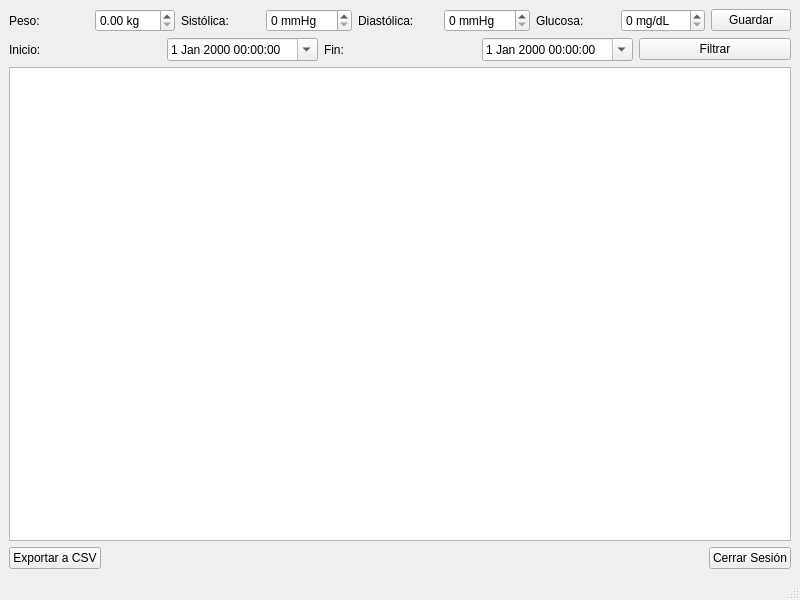
This is mainwindow.ui in chaconsantiago966-create/proyecto as Qt 5 draws it before an edit. The edited form follows.
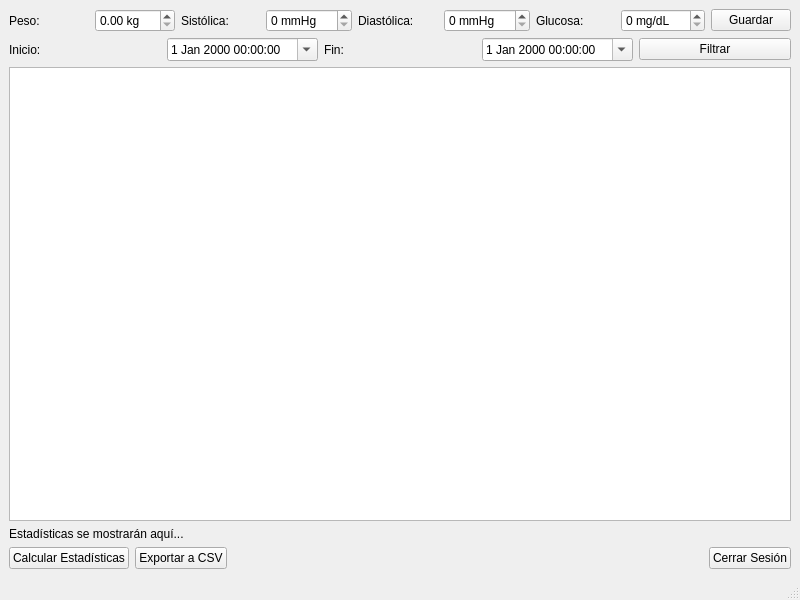
This is the edited form.

Commit message: Add Health Analysis feature: Calculate stats button and logic

```diff
--- a/mainwindow.ui
+++ b/mainwindow.ui
@@ -136,8 +136,22 @@
     <item>
      <widget class="QTableView" name="tabla"/>
     </item>
+    <item>
+     <widget class="QLabel" name="lblStats">
+      <property name="text">
+       <string>Estadísticas se mostrarán aquí...</string>
+      </property>
+     </widget>
+    </item>
     <item>
      <layout class="QHBoxLayout" name="horizontalLayoutActions">
+      <item>
+       <widget class="QPushButton" name="btnCalcular">
+        <property name="text">
+         <string>Calcular Estadísticas</string>
+        </property>
+       </widget>
+      </item>
       <item>
        <widget class="QPushButton" name="btnExportar">
         <property name="text">
```
The commit also changes 2 other files.
